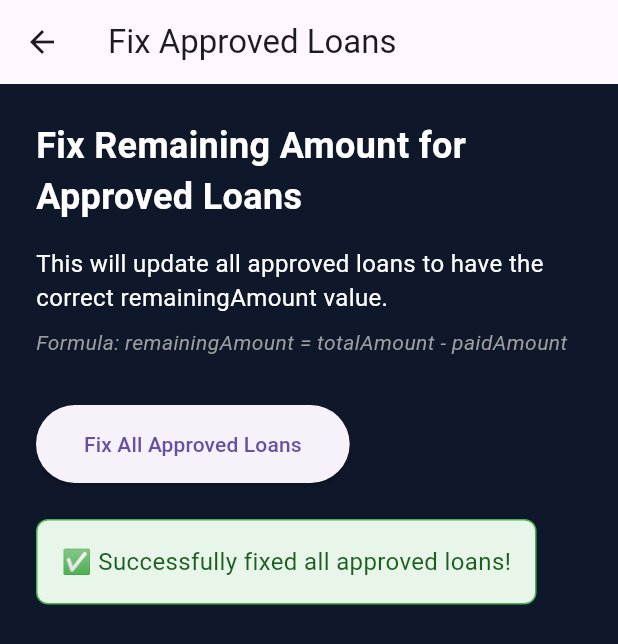
After one commit to LJPathay/CCE106_Project, a Flutter app: the FixLoansPage screen opened directly, after a tap on "Fix All Approved Loans", on a phone screen of 412 x 824 dp. The commit adds this screen. Shown: the top 644 px of the screen. Run offline on Flutter 3.47's test engine with Material 3 defaults, Android fonts, the phone set to English and light mode, and no system bars; our stand-ins replace bloc, cloud_firestore, equatable, firebase_auth, firebase_core, firebase_storage and 3 more; accounts and stored records are empty.

Commit message:
fixed errors before mag defense lol

```diff
--- a/lib/Services/firebase_service.dart
+++ b/lib/Services/firebase_service.dart
@@ -59,9 +59,13 @@ class FirebaseService {
     if (currentUserId == null) throw Exception('User not authenticated');
 
     // Get user data from Account collection
-    final userDoc = await _firestore.collection('Account').doc(currentUserId).get();
+    final userDoc = await _firestore
+        .collection('Account')
+        .doc(currentUserId)
+        .get();
     final userData = userDoc.data();
-    final String fullName = userData?['fullName'] ??
+    final String fullName =
+        userData?['fullName'] ??
         userData?['name'] ??
         userData?['username'] ??
         'User ID: $currentUserId';
@@ -93,13 +97,16 @@ class FirebaseService {
     if (currentUserId == null) throw Exception('User not authenticated');
 
     // Get user data first
-    final userDoc = await _firestore.collection('users').doc(currentUserId).get();
+    final userDoc = await _firestore
+        .collection('users')
+        .doc(currentUserId)
+        .get();
     final userData = userDoc.data();
 
     // Ensure consistent date format using server timestamp
     final now = FieldValue.serverTimestamp();
 
-    // Create loan data with explicit types and ensure status is 'Pending'
+    // Create loan data with explicit types and ensure status is 'pending'
     final Map<String, dynamic> loanData = {
       'userId': currentUserId,
       'name': userData?['fullName'] ?? userData?['name'] ?? 'Unknown User',
@@ -110,7 +117,7 @@ class FirebaseService {
       'monthlyPayment': monthlyPayment,
       'term': term,
       'purpose': purpose,
-      'status': 'Pending', // Explicitly set status to 'Pending'
+      'status': 'pending', // Explicitly set status to 'pending' (lowercase)
       'dateApplied': now,
       'createdAt': now,
       'updatedAt': now,
@@ -120,9 +127,13 @@ class FirebaseService {
     final docRef = await _firestore.collection('loans').add(loanData);
 
     // Also save to user's personal loans collection with the same data
-    await _firestore.collection('users').doc(currentUserId).collection('loans').add({
+    await _firestore
+        .collection('users')
+        .doc(currentUserId)
+        .collection('loans')
+        .add({
           ...loanData,
-      'applicationId': docRef.id,  // Add application ID for reference
+          'applicationId': docRef.id, // Add application ID for reference
         });
 
     return docRef.id;
@@ -156,16 +167,18 @@ class FirebaseService {
       return Stream.value([]);
     }
 
-    // Query without orderBy to avoid composite index requirement
-    // We'll sort in memory instead
+    // Get all loans and filter in-memory for case-insensitive status matching
     return _firestore
         .collection('loans')
         .where('userId', isEqualTo: currentUserId)
-        .where('status', whereIn: ['approved', 'active'])
         .snapshots()
         .map((snapshot) {
           final loans = snapshot.docs
               .map((doc) => Loan.fromMap(doc.data(), doc.id))
+              .where((loan) {
+                final statusLower = loan.status.toLowerCase();
+                return statusLower == 'approved' || statusLower == 'active';
+              })
               .toList();
           // Sort by createdAt descending
           loans.sort((a, b) => b.createdAt.compareTo(a.createdAt));
@@ -264,11 +277,10 @@ class FirebaseService {
     if (currentUserId == null) return 0.0;
 
     try {
-      // Get all approved/active loans
+      // Get all loans and filter in-memory for case-insensitive status
       final loansSnapshot = await _firestore
           .collection('loans')
           .where('userId', isEqualTo: currentUserId)
-          .where('status', whereIn: ['approved', 'active'])
           .get();
 
       double totalBorrowed = 0.0;
@@ -276,8 +288,11 @@ class FirebaseService {
 
       for (var doc in loansSnapshot.docs) {
         final loan = Loan.fromMap(doc.data(), doc.id);
+        final statusLower = loan.status.toLowerCase();
+        if (statusLower == 'approved' || statusLower == 'active') {
           totalBorrowed += loan.amount;
           totalPaid += loan.paidAmount;
+        }
       }
 
       // For demo purposes, we'll use a base balance
@@ -296,13 +311,14 @@ class FirebaseService {
       final loansSnapshot = await _firestore
           .collection('loans')
           .where('userId', isEqualTo: currentUserId)
-          .where('status', whereIn: ['approved', 'active'])
           .get();
 
       DateTime? earliestDue;
       for (var doc in loansSnapshot.docs) {
         final loan = Loan.fromMap(doc.data(), doc.id);
-        if (loan.nextPaymentDue != null) {
+        final statusLower = loan.status.toLowerCase();
+        if ((statusLower == 'approved' || statusLower == 'active') &&
+            loan.nextPaymentDue != null) {
           if (earliestDue == null ||
               loan.nextPaymentDue!.isBefore(earliestDue)) {
             earliestDue = loan.nextPaymentDue;
@@ -326,10 +342,10 @@ class FirebaseService {
       });
     }
 
+    // Get all loans for user and filter in-memory for case-insensitive status matching
     return _firestore
         .collection('loans')
         .where('userId', isEqualTo: currentUserId)
-        .where('status', whereIn: ['approved', 'active'])
         .snapshots()
         .map((snapshot) {
           int activeLoans = 0;
@@ -338,9 +354,14 @@ class FirebaseService {
 
           for (var doc in snapshot.docs) {
             final loan = Loan.fromMap(doc.data(), doc.id);
+            final statusLower = loan.status.toLowerCase();
+
+            // Only count approved or active loans (case-insensitive)
+            if (statusLower == 'approved' || statusLower == 'active') {
               activeLoans++;
               totalBorrowed += loan.amount;
               totalPaid += loan.paidAmount;
+            }
           }
 
           return {
@@ -361,7 +382,6 @@ class FirebaseService {
       final loansSnapshot = await _firestore
           .collection('loans')
           .where('userId', isEqualTo: currentUserId)
-          .where('status', whereIn: ['approved', 'active'])
           .get();
 
       int activeLoans = 0;
@@ -370,9 +390,12 @@ class FirebaseService {
 
       for (var doc in loansSnapshot.docs) {
         final loan = Loan.fromMap(doc.data(), doc.id);
+        final statusLower = loan.status.toLowerCase();
+        if (statusLower == 'approved' || statusLower == 'active') {
           activeLoans++;
           totalBorrowed += loan.amount;
           totalPaid += loan.paidAmount;
+        }
       }
 
       return {
--- /dev/null
+++ b/lib/Services/fix_approved_loans.dart
@@ -0,0 +1,56 @@
+import 'package:cloud_firestore/cloud_firestore.dart';
+
+/// One-time utility to fix existing approved loans with incorrect remainingAmount
+/// Run this once to update all approved loans in the database
+class FixApprovedLoans {
+  final FirebaseFirestore _firestore = FirebaseFirestore.instance;
+
+  /// Fix all approved loans that have remainingAmount = 0
+  Future<void> fixAllApprovedLoans() async {
+    print('Starting to fix approved loans...');
+
+    try {
+      // Get all loans
+      final loansSnapshot = await _firestore.collection('loans').get();
+
+      int fixedCount = 0;
+      int skippedCount = 0;
+
+      for (var doc in loansSnapshot.docs) {
+        final data = doc.data();
+        final status = (data['status'] ?? '').toString().toLowerCase();
+
+        // Only process approved or active loans
+        if (status == 'approved' || status == 'active') {
+          final totalAmount = (data['totalAmount'] ?? 0).toDouble();
+          final paidAmount = (data['paidAmount'] ?? 0).toDouble();
+          final currentRemainingAmount = (data['remainingAmount'] ?? 0)
+              .toDouble();
+          final correctRemainingAmount = totalAmount - paidAmount;
+
+          // Only update if remainingAmount is incorrect
+          if (currentRemainingAmount != correctRemainingAmount) {
+            await _firestore.collection('loans').doc(doc.id).update({
+              'remainingAmount': correctRemainingAmount,
+            });
+
+            print('Fixed loan ${doc.id}: ${data['purpose']}');
+            print(
+              '  Total: ₱$totalAmount, Paid: ₱$paidAmount, Remaining: ₱$correctRemainingAmount',
+            );
+            fixedCount++;
+          } else {
+            skippedCount++;
+          }
+        }
+      }
+
+      print(
+        '\n✅ Done! Fixed $fixedCount loans, skipped $skippedCount loans (already correct)',
+      );
+    } catch (e) {
+      print('❌ Error fixing loans: $e');
+      rethrow;
+    }
+  }
+}
--- a/lib/Services/loan_service.dart
+++ b/lib/Services/loan_service.dart
@@ -90,10 +90,31 @@ class LoanService {
 
   // Update loan application status
   Future<void> updateLoanStatus(String loanId, String status) async {
-    await _firestore.collection('loans').doc(loanId).update({
-      'status': status,
+    final normalizedStatus = status.toLowerCase();
+
+    // Get the loan document to access totalAmount
+    final loanDoc = await _firestore.collection('loans').doc(loanId).get();
+    final loanData = loanDoc.data();
+
+    Map<String, dynamic> updateData = {
+      'status': normalizedStatus,
       'updatedAt': FieldValue.serverTimestamp(),
-    });
+    };
+
+    // When approving, initialize payment tracking fields
+    if (normalizedStatus == 'approved') {
+      final totalAmount = (loanData?['totalAmount'] ?? 0).toDouble();
+      final paidAmount = (loanData?['paidAmount'] ?? 0).toDouble();
+      final remainingAmount = totalAmount - paidAmount;
+
+      updateData['dateApproved'] = FieldValue.serverTimestamp();
+      updateData['paidAmount'] = paidAmount;
+      updateData['remainingAmount'] = remainingAmount;
+    } else if (normalizedStatus == 'rejected') {
+      updateData['dateRejected'] = FieldValue.serverTimestamp();
+    }
+
+    await _firestore.collection('loans').doc(loanId).update(updateData);
   }
 
   // Get loan application by ID
@@ -105,7 +126,10 @@ class LoanService {
       String name = data['name'] ?? 'Unknown User';
       if (data['userId'] != null) {
         try {
-          final userDoc = await _firestore.collection('Account').doc(data['userId']).get();
+          final userDoc = await _firestore
+              .collection('Account')
+              .doc(data['userId'])
+              .get();
           if (userDoc.exists) {
             final userData = userDoc.data();
             name = userData?['fullName'] ?? userData?['name'] ?? 'Unknown User';
--- a/lib/UI/Admin/LoanApplicants.dart
+++ b/lib/UI/Admin/LoanApplicants.dart
@@ -221,7 +221,7 @@ class _LoanApplicantsScreenState extends State<LoanApplicantsScreen> {
           if (canReject)
             TextButton(
               onPressed: () {
-                _updateStatus(applicant['id'], 'Rejected');
+                _updateStatus(applicant['id'], 'rejected');
                 Navigator.pop(context);
               },
               child: const Text('REJECT', style: TextStyle(color: Colors.red)),
@@ -229,7 +229,7 @@ class _LoanApplicantsScreenState extends State<LoanApplicantsScreen> {
           if (canApprove)
             ElevatedButton(
               onPressed: () {
-                _updateStatus(applicant['id'], 'Approved');
+                _updateStatus(applicant['id'], 'approved');
                 Navigator.pop(context);
               },
               style: ElevatedButton.styleFrom(backgroundColor: Colors.green),
--- /dev/null
+++ b/lib/UI/Admin/fix_loans_page.dart
@@ -0,0 +1,112 @@
+import 'package:flutter/material.dart';
+import '../../Services/fix_approved_loans.dart';
+
+/// Simple page to run the one-time fix for approved loans
+class FixLoansPage extends StatefulWidget {
+  const FixLoansPage({super.key});
+
+  @override
+  State<FixLoansPage> createState() => _FixLoansPageState();
+}
+
+class _FixLoansPageState extends State<FixLoansPage> {
+  bool _isFixing = false;
+  String _statusMessage = '';
+
+  Future<void> _runFix() async {
+    setState(() {
+      _isFixing = true;
+      _statusMessage = 'Fixing approved loans...';
+    });
+
+    try {
+      final fixer = FixApprovedLoans();
+      await fixer.fixAllApprovedLoans();
+
+      setState(() {
+        _statusMessage = '✅ Successfully fixed all approved loans!';
+        _isFixing = false;
+      });
+    } catch (e) {
+      setState(() {
+        _statusMessage = '❌ Error: $e';
+        _isFixing = false;
+      });
+    }
+  }
+
+  @override
+  Widget build(BuildContext context) {
+    return Scaffold(
+      appBar: AppBar(title: const Text('Fix Approved Loans')),
+      body: Padding(
+        padding: const EdgeInsets.all(24.0),
+        child: Column(
+          crossAxisAlignment: CrossAxisAlignment.start,
+          children: [
+            const Text(
+              'Fix Remaining Amount for Approved Loans',
+              style: TextStyle(fontSize: 24, fontWeight: FontWeight.bold),
+            ),
+            const SizedBox(height: 16),
+            const Text(
+              'This will update all approved loans to have the correct remainingAmount value.',
+              style: TextStyle(fontSize: 16),
+            ),
+            const SizedBox(height: 8),
+            const Text(
+              'Formula: remainingAmount = totalAmount - paidAmount',
+              style: TextStyle(
+                fontSize: 14,
+                fontStyle: FontStyle.italic,
+                color: Colors.grey,
+              ),
+            ),
+            const SizedBox(height: 32),
+            ElevatedButton(
+              onPressed: _isFixing ? null : _runFix,
+              style: ElevatedButton.styleFrom(
+                padding: const EdgeInsets.symmetric(
+                  horizontal: 32,
+                  vertical: 16,
+                ),
+              ),
+              child: _isFixing
+                  ? const SizedBox(
+                      width: 20,
+                      height: 20,
+                      child: CircularProgressIndicator(strokeWidth: 2),
+                    )
+                  : const Text('Fix All Approved Loans'),
+            ),
+            const SizedBox(height: 24),
+            if (_statusMessage.isNotEmpty)
+              Container(
+                padding: const EdgeInsets.all(16),
+                decoration: BoxDecoration(
+                  color: _statusMessage.startsWith('✅')
+                      ? Colors.green.shade50
+                      : Colors.red.shade50,
+                  borderRadius: BorderRadius.circular(8),
+                  border: Border.all(
+                    color: _statusMessage.startsWith('✅')
+                        ? Colors.green
+                        : Colors.red,
+                  ),
+                ),
+                child: Text(
+                  _statusMessage,
+                  style: TextStyle(
+                    color: _statusMessage.startsWith('✅')
+                        ? Colors.green.shade900
+                        : Colors.red.shade900,
+                    fontSize: 16,
+                  ),
+                ),
+              ),
+          ],
+        ),
+      ),
+    );
+  }
+}
```
Also changed, not shown: lib/Models/Loan.dart (+19 -4 lines), lib/Models/Payment.dart (+14 -2 lines), lib/UI/Admin/Dashboard.dart (+79 -34 lines), lib/UI/User/apply_loan.dart (+7 -15 lines), lib/UI/User/make_payment.dart (+72 -0 lines). Lines whose indentation alone changed are shown as unchanged.
